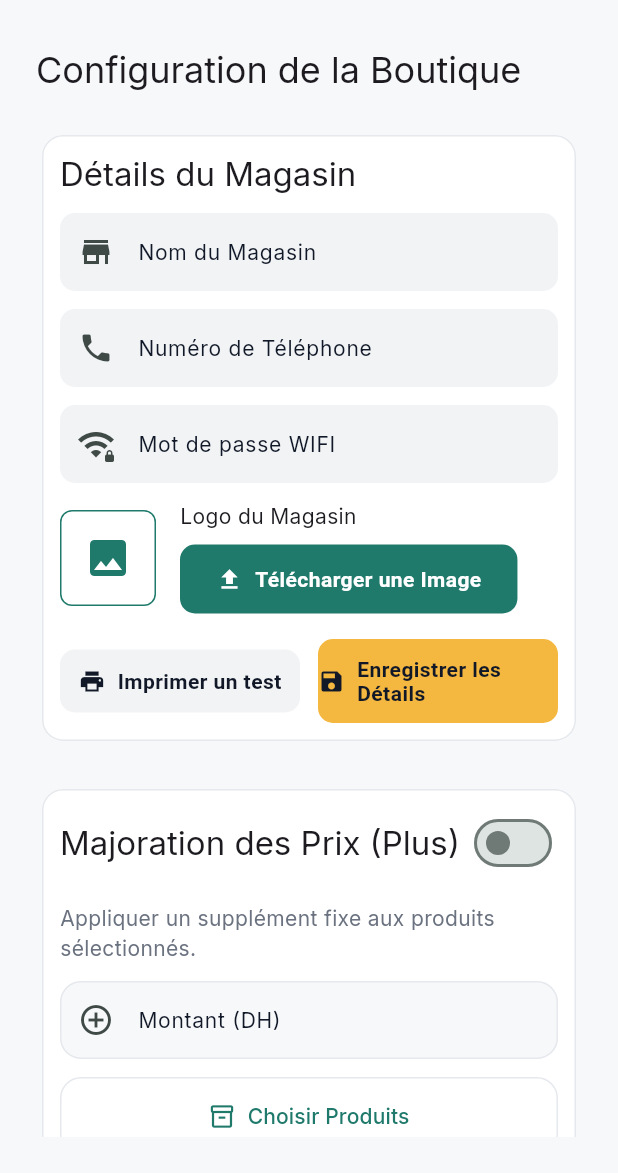
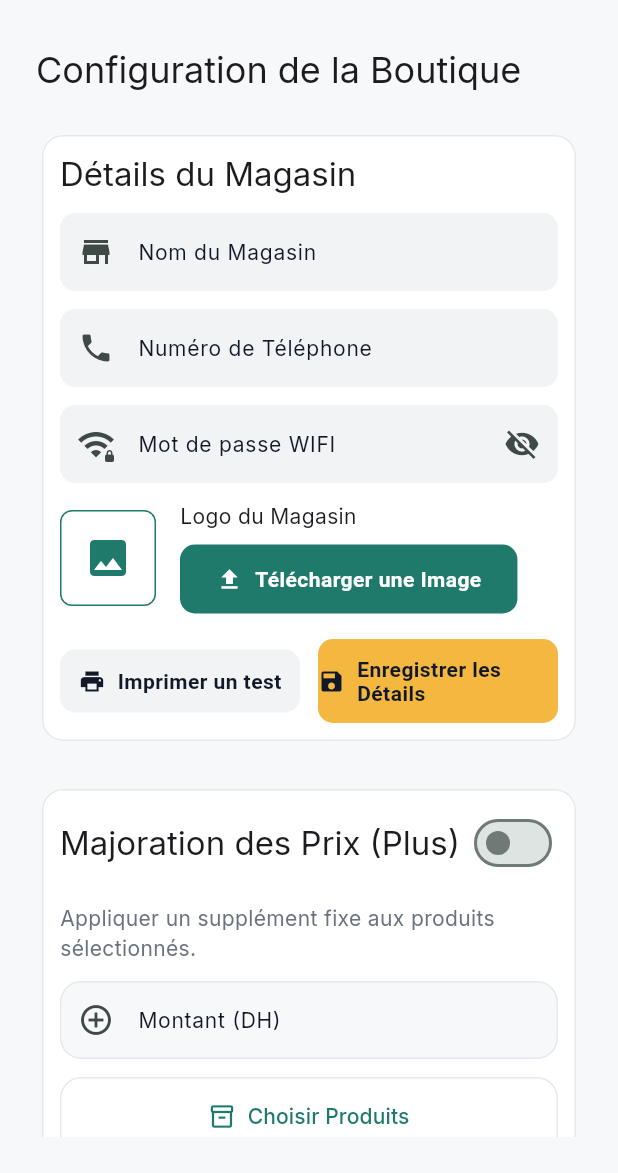
Before and after one commit to B00ZI/trinty-pos, a Flutter app: the SettingsScreen screen opened by its route, after a tap on "Utilisateurs", after a tap on "Boutique", on a phone screen of 412 x 824 dp, the part 63-1236 px from its top. Run offline on Flutter 3.47's test engine with Material 3 defaults, Android fonts, the phone set to English and light mode, and no system bars; our stand-ins replace audioplayers, device_info_plus, file_picker, flutter_local_notifications, flutter_riverpod, flutter_secure_storage and 9 more; missing offline and left inert: crypton, encrypt, esc_pos_printer, esc_pos_utils, pointycastle; accounts and stored records are empty; generated files the repository leaves out were written again; key blocks and very long unbroken strings in the code were emptied for the run.

Commit message:
feat(security): PIN-gate product/category delete, mask Wi-Fi password behind reveal (P06)

```diff
--- a/lib/widgets/store_config.dart
+++ b/lib/widgets/store_config.dart
@@ -28,6 +28,7 @@ class _StoreConfigWidgetState extends State<StoreConfigWidget> {
   File? _logoImage;
   final ImagePicker _picker = ImagePicker();
   StoreConfig? _currentConfig;
+  bool _wifiPasswordVisible = false;
 
   @override
   void initState() {
@@ -152,10 +153,20 @@ class _StoreConfigWidgetState extends State<StoreConfigWidget> {
               SizedBox(height: fieldSpacing),
               TextFormField(
                 controller: _wifiPasswordController,
-                decoration: const InputDecoration(
+                obscureText: !_wifiPasswordVisible,
+                decoration: InputDecoration(
                   labelText: 'Mot de passe WIFI',
-                  border: OutlineInputBorder(),
-                  prefixIcon: Icon(Icons.wifi_password),
+                  border: const OutlineInputBorder(),
+                  prefixIcon: const Icon(Icons.wifi_password),
+                  suffixIcon: IconButton(
+                    icon: Icon(
+                      _wifiPasswordVisible
+                          ? Icons.visibility
+                          : Icons.visibility_off,
+                    ),
+                    onPressed: () => setState(
+                        () => _wifiPasswordVisible = !_wifiPasswordVisible),
+                  ),
                 ),
               ),
               SizedBox(height: fieldSpacing),
```
Also changed, not shown: lib/screens/management_screen.dart (+30 -1 lines), 1 other file.
